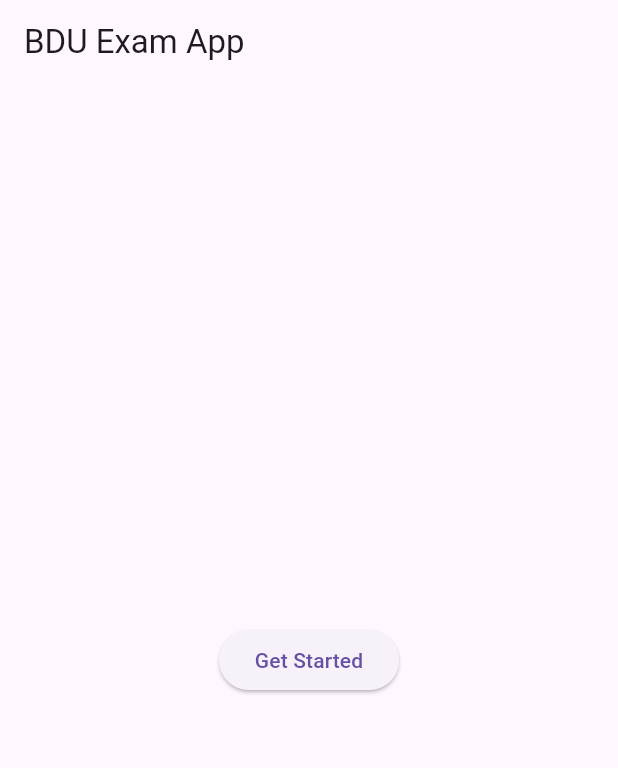
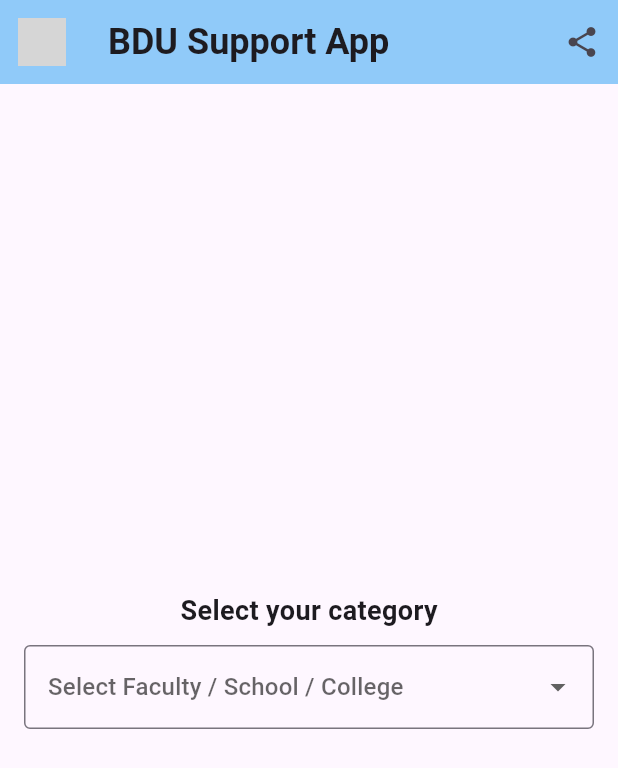
Before and after one commit to Sumeyahassen/BDU-SUPPORT-APP, a Flutter app: the screen it shows after launch, on a phone screen of 412 x 824 dp. Shown: the top 768 px of the screen. Run offline on Flutter 3.47's test engine with Material 3 defaults, Android fonts, the phone set to English and light mode, and no system bars; grey boxes are pictures that could not be loaded.

Commit message:
Updated UI files for BGC and layout

```diff
--- a/lib/screens/course_detail_screen.dart
+++ b/lib/screens/course_detail_screen.dart
@@ -11,9 +11,9 @@ class CourseDetailScreen extends StatelessWidget {
   @override
   Widget build(BuildContext context) {
     return Scaffold(
-
-      appBar: AppBar(title: Text(course.title),
-      backgroundColor: Colors.blue[200],
+      appBar: AppBar(
+        title: Text(course.title),
+        backgroundColor: Colors.blue[200],
       ),
       body: Padding(
         padding: EdgeInsets.all(10),
--- a/lib/screens/department_screen.dart
+++ b/lib/screens/department_screen.dart
@@ -10,7 +10,10 @@ class DepartmentScreen extends StatelessWidget {
   @override
   Widget build(BuildContext context) {
     return Scaffold(
-      appBar: AppBar(title: Text('${faculty.name} Departments')),
+      backgroundColor: Colors.blue[200],
+      appBar: AppBar(title: Text('${faculty.name} Departments'),
+      backgroundColor: Colors.blue[200],
+      ),
       body: ListView.builder(
         itemCount: faculty.departments.length,
         itemBuilder: (context, index) {
--- a/lib/screens/faculty_screen.dart
+++ b/lib/screens/faculty_screen.dart
@@ -8,7 +8,10 @@ class FacultyScreen extends StatelessWidget {
     final faculties = mockFaculties;
 
     return Scaffold(
-      appBar: AppBar(title: Text('Select Faculty')),
+      backgroundColor: Colors.blue[200],
+      appBar: AppBar(title: Text('Select Faculty'),
+        backgroundColor: Colors.blue[200],
+      ),
       body: ListView.builder(
         itemCount: faculties.length,
         itemBuilder: (context, index) {
--- a/lib/screens/splash_screen.dart
+++ b/lib/screens/splash_screen.dart
@@ -1,20 +1,73 @@
 import 'package:flutter/material.dart';
 import 'faculty_screen.dart';
 
-class SplashScreen extends StatelessWidget {
+class SplashScreen extends StatefulWidget {
+  @override
+  _SplashScreenState createState() => _SplashScreenState();
+}
+
+class _SplashScreenState extends State<SplashScreen> {
+  String? selectedCategory;
+
   @override
   Widget build(BuildContext context) {
     return Scaffold(
-      appBar: AppBar(title: Text('BDU Exam App')),
-      body: Center(
-        child: ElevatedButton(
-          child: Text('Get Started'),
+      appBar: AppBar(
+        leading: Padding(
+          padding: const EdgeInsets.all(12.0),
+          child: Image.asset('assets/images/logo.png'),
+        ),
+        title: const Text(
+          "BDU Support App",
+          style: TextStyle(fontSize: 24, fontWeight: FontWeight.bold),
+          textAlign: TextAlign.center,
+        ),
+        backgroundColor: Colors.blue[200],
+        actions: [
+          IconButton(
+            icon: Icon(Icons.share),
             onPressed: () {
+              // Add your share logic here
+            },
+          ),
+        ],
+      ),
+      body: Padding(
+        padding: const EdgeInsets.all(16.0),
+        child: Column(
+          mainAxisAlignment: MainAxisAlignment.center, // Center vertically
+          crossAxisAlignment: CrossAxisAlignment.center, // Center horizontally
+          children: [
+            Text(
+              "Select your category",
+              style: TextStyle(fontSize: 18, fontWeight: FontWeight.bold),
+            ),
+            SizedBox(height: 10),
+            DropdownButtonFormField<String>(
+              decoration: InputDecoration(border: OutlineInputBorder()),
+              hint: Text('Select Faculty / School / College'),
+              value: selectedCategory,
+              items:
+                  [
+                    'Faculty of Science',
+                    'School of Business',
+                    'College of Engineering',
+                  ].map((item) {
+                    return DropdownMenuItem(value: item, child: Text(item));
+                  }).toList(),
+              onChanged: (value) {
+                if (value != null) {
+                  setState(() {
+                    selectedCategory = value;
+                  });
                   Navigator.push(
                     context,
                     MaterialPageRoute(builder: (_) => FacultyScreen()),
                   );
+                }
               },
+            ),
+          ],
         ),
       ),
     );
```
Lines whose indentation alone changed are shown as unchanged.
